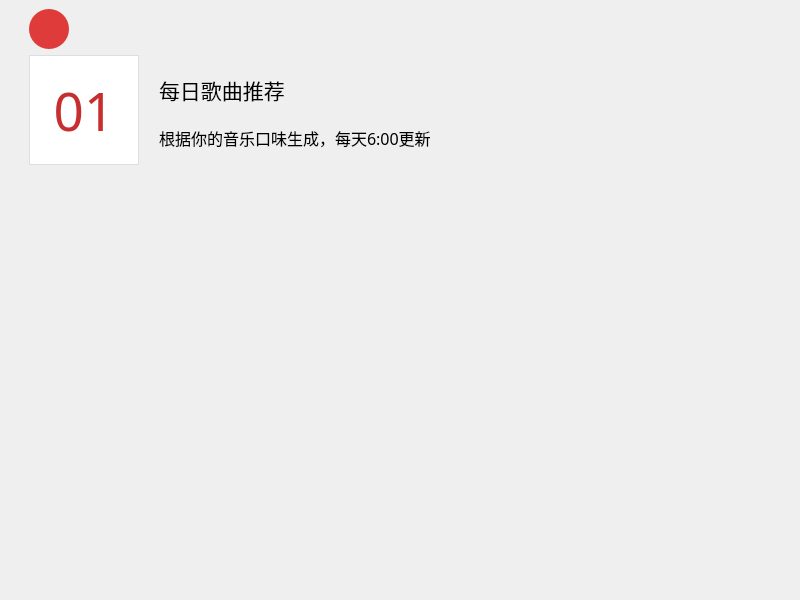
First picture: the form in findwindow.ui, repository cuncinc/CloudMusic_Qt, before the edit.
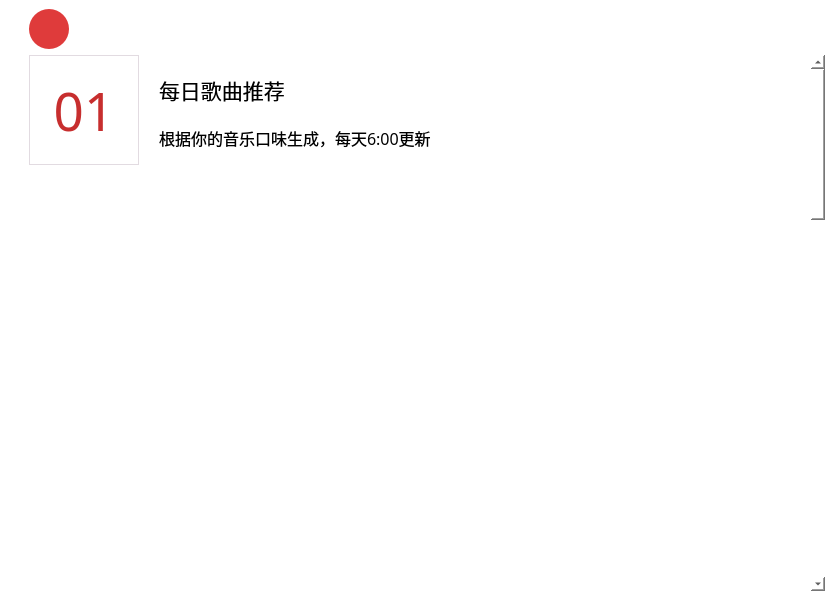
Second picture: the form after the edit. Icons and pictures are not drawn.

Commit message: fix(everyday rec): scroll view

```diff
--- a/findwindow.ui
+++ b/findwindow.ui
@@ -6,13 +6,16 @@
    <rect>
     <x>0</x>
     <y>0</y>
-    <width>800</width>
+    <width>834</width>
     <height>600</height>
    </rect>
   </property>
   <property name="windowTitle">
    <string>Form</string>
   </property>
+  <property name="styleSheet">
+   <string notr="true">background-color: rgba(255, 255, 255, 0);</string>
+  </property>
   <layout class="QVBoxLayout" name="verticalLayout_4">
    <property name="spacing">
     <number>0</number>
@@ -32,7 +35,10 @@
    <item>
     <widget class="QWidget" name="recWidget" native="true">
      <property name="visible">
-      <bool>true</bool>
+      <bool>false</bool>
+     </property>
+     <property name="styleSheet">
+      <string notr="true">background-color: rgba(255, 255, 255, 0);</string>
      </property>
      <layout class="QVBoxLayout" name="verticalLayout_6">
       <item>
@@ -80,7 +86,89 @@
        </widget>
       </item>
       <item>
+       <widget class="QScrollArea" name="scrollArea">
+        <property name="styleSheet">
+         <string notr="true">QScrollArea
+{
+	background-color: rgba(255, 255, 255, 0);
+	border:none;
+}
+
+QScrollBar:vertical {
+	width: 10px;
+	background: transparent;
+}
+
+QScrollBar::handle:vertical {
+	width: 10px;
+	min-height: 20px;
+	background: #C8C9CC;
+	border-radius: 5px;
+}
+QScrollBar::handle:vertical:hover {
+        background: #ADAFB2;
+}
+
+QScrollBar::sub-line:vertical {
+        height: 0px;
+        background: transparent;
+}
+QScrollBar::add-line:vertical {
+        height: 0px;
+        background: transparent;
+}</string>
+        </property>
+        <property name="frameShape">
+         <enum>QFrame::NoFrame</enum>
+        </property>
+        <property name="verticalScrollBarPolicy">
+         <enum>Qt::ScrollBarAlwaysOn</enum>
+        </property>
+        <property name="horizontalScrollBarPolicy">
+         <enum>Qt::ScrollBarAlwaysOff</enum>
+        </property>
+        <property name="widgetResizable">
+         <bool>true</bool>
+        </property>
+        <property name="alignment">
+         <set>Qt::AlignLeading|Qt::AlignLeft|Qt::AlignTop</set>
+        </property>
+        <widget class="QWidget" name="scrollAreaWidgetContents">
+         <property name="geometry">
+          <rect>
+           <x>0</x>
+           <y>0</y>
+           <width>502</width>
+           <height>1780</height>
+          </rect>
+         </property>
+         <property name="sizePolicy">
+          <sizepolicy hsizetype="Expanding" vsizetype="Expanding">
+           <horstretch>0</horstretch>
+           <verstretch>0</verstretch>
+          </sizepolicy>
+         </property>
+         <layout class="QVBoxLayout" name="verticalLayout_7">
+          <property name="spacing">
+           <number>40</number>
+          </property>
+          <property name="leftMargin">
+           <number>0</number>
+          </property>
+          <property name="topMargin">
+           <number>0</number>
+          </property>
+          <property name="rightMargin">
+           <number>0</number>
+          </property>
+          <property name="bottomMargin">
+           <number>0</number>
+          </property>
+          <item>
        <widget class="QWidget" name="widget" native="true">
+            <property name="styleSheet">
+             <string notr="true">background-color: rgba(255, 255, 255, 0);</string>
+            </property>
         <layout class="QHBoxLayout" name="horizontalLayout_2">
          <property name="spacing">
           <number>20</number>
@@ -214,6 +302,12 @@
       </item>
       <item>
        <widget class="QTableView" name="tableView">
+            <property name="minimumSize">
+             <size>
+              <width>0</width>
+              <height>1650</height>
+             </size>
+            </property>
         <property name="font">
          <font>
           <family>Microsoft YaHei</family>
@@ -237,35 +331,14 @@
 {
 	background-color: #E8E8EA;
 	color: #000000;
-}
-
-QScrollBar:vertical {
-	width: 10px;
-	background: transparent;
-}
-
-QScrollBar::handle:vertical {
-	width: 10px;
-	min-height: 20px;
-	background: #C8C9CC;
-	border-radius: 5px;
-}
-QScrollBar::handle:vertical:hover {
-        background: #ADAFB2;
-}
-
-QScrollBar::sub-line:vertical {
-        height: 0px;
-        background: transparent;
-}
-QScrollBar::add-line:vertical {
-        height: 0px;
-        background: transparent;
 }</string>
         </property>
         <property name="frameShape">
          <enum>QFrame::NoFrame</enum>
         </property>
+            <property name="verticalScrollBarPolicy">
+             <enum>Qt::ScrollBarAlwaysOff</enum>
+            </property>
         <property name="horizontalScrollBarPolicy">
          <enum>Qt::ScrollBarAlwaysOff</enum>
         </property>
@@ -306,6 +379,10 @@
       </item>
      </layout>
     </widget>
+       </widget>
+      </item>
+     </layout>
+    </widget>
    </item>
    <item>
     <widget class="QWidget" name="startWidget" native="true">
```
Left out of the diff: 4 changed lines with no effect on the pictures. Lines whose indentation alone changed are shown as unchanged. The commit also changes 1 other file.
